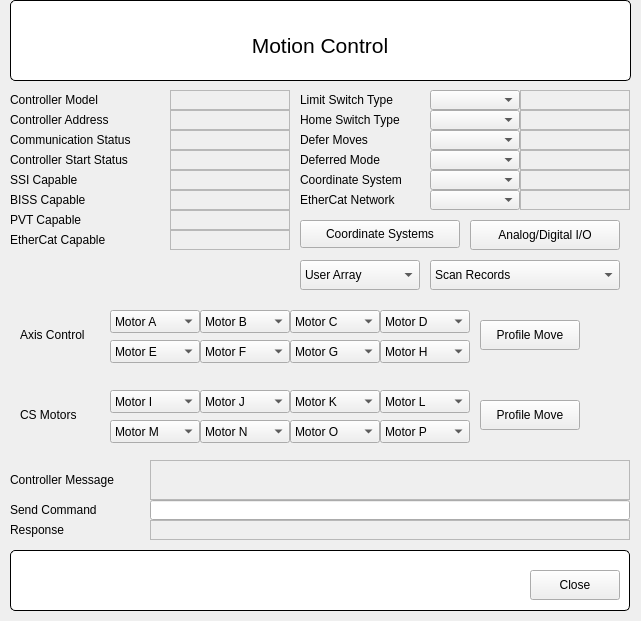
The window that FormGalilController.ui (SESAME-Synchrotron/galil-qt) describes before a commit, drawn with Qt 5.
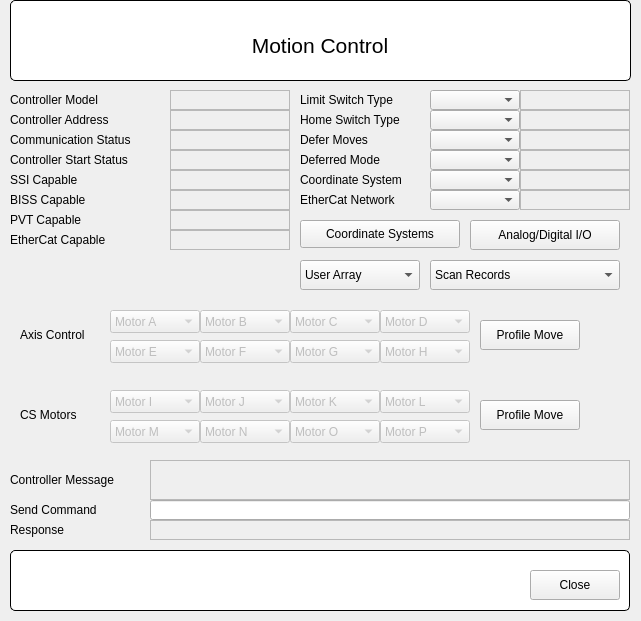
The same window after the commit. Custom widgets are drawn as their Qt base class.

Commit message:
Added check for not-included axis.
FormGalilController.cpp: Modified constructor to check axis strings for not-included motors.
FormGalilController.h: #define MOTORS_COUNT.
FormGalilController.ui: Set motors comboboxes enabled to false by default.

Patch:
```diff
--- a/FormGalilController.ui
+++ b/FormGalilController.ui
@@ -706,6 +706,9 @@
    </property>
   </widget>
   <widget class="QComboBox" name="cbMotorA_1">
+   <property name="enabled">
+    <bool>false</bool>
+   </property>
    <property name="geometry">
     <rect>
      <x>110</x>
@@ -746,6 +749,9 @@
    </item>
   </widget>
   <widget class="QComboBox" name="cbMotorA_2">
+   <property name="enabled">
+    <bool>false</bool>
+   </property>
    <property name="geometry">
     <rect>
      <x>200</x>
@@ -786,6 +792,9 @@
    </item>
   </widget>
   <widget class="QComboBox" name="cbMotorA_3">
+   <property name="enabled">
+    <bool>false</bool>
+   </property>
    <property name="geometry">
     <rect>
      <x>290</x>
@@ -826,6 +835,9 @@
    </item>
   </widget>
   <widget class="QComboBox" name="cbMotorA_4">
+   <property name="enabled">
+    <bool>false</bool>
+   </property>
    <property name="geometry">
     <rect>
      <x>380</x>
@@ -866,6 +878,9 @@
    </item>
   </widget>
   <widget class="QComboBox" name="cbMotorA_5">
+   <property name="enabled">
+    <bool>false</bool>
+   </property>
    <property name="geometry">
     <rect>
      <x>110</x>
@@ -906,6 +921,9 @@
    </item>
   </widget>
   <widget class="QComboBox" name="cbMotorA_6">
+   <property name="enabled">
+    <bool>false</bool>
+   </property>
    <property name="geometry">
     <rect>
      <x>200</x>
@@ -946,6 +964,9 @@
    </item>
   </widget>
   <widget class="QComboBox" name="cbMotorA_7">
+   <property name="enabled">
+    <bool>false</bool>
+   </property>
    <property name="geometry">
     <rect>
      <x>290</x>
@@ -986,6 +1007,9 @@
    </item>
   </widget>
   <widget class="QComboBox" name="cbMotorA_8">
+   <property name="enabled">
+    <bool>false</bool>
+   </property>
    <property name="geometry">
     <rect>
      <x>380</x>
@@ -1052,6 +1076,9 @@
    </property>
   </widget>
   <widget class="QComboBox" name="cbMotorA_9">
+   <property name="enabled">
+    <bool>false</bool>
+   </property>
    <property name="geometry">
     <rect>
      <x>110</x>
@@ -1077,6 +1104,9 @@
    </item>
   </widget>
   <widget class="QComboBox" name="cbMotorA_10">
+   <property name="enabled">
+    <bool>false</bool>
+   </property>
    <property name="geometry">
     <rect>
      <x>200</x>
@@ -1102,6 +1132,9 @@
    </item>
   </widget>
   <widget class="QComboBox" name="cbMotorA_11">
+   <property name="enabled">
+    <bool>false</bool>
+   </property>
    <property name="geometry">
     <rect>
      <x>290</x>
@@ -1127,6 +1160,9 @@
    </item>
   </widget>
   <widget class="QComboBox" name="cbMotorA_12">
+   <property name="enabled">
+    <bool>false</bool>
+   </property>
    <property name="geometry">
     <rect>
      <x>380</x>
@@ -1152,6 +1188,9 @@
    </item>
   </widget>
   <widget class="QComboBox" name="cbMotorA_14">
+   <property name="enabled">
+    <bool>false</bool>
+   </property>
    <property name="geometry">
     <rect>
      <x>200</x>
@@ -1177,6 +1216,9 @@
    </item>
   </widget>
   <widget class="QComboBox" name="cbMotorA_16">
+   <property name="enabled">
+    <bool>false</bool>
+   </property>
    <property name="geometry">
     <rect>
      <x>380</x>
@@ -1202,6 +1244,9 @@
    </item>
   </widget>
   <widget class="QComboBox" name="cbMotorA_13">
+   <property name="enabled">
+    <bool>false</bool>
+   </property>
    <property name="geometry">
     <rect>
      <x>110</x>
@@ -1227,6 +1272,9 @@
    </item>
   </widget>
   <widget class="QComboBox" name="cbMotorA_15">
+   <property name="enabled">
+    <bool>false</bool>
+   </property>
    <property name="geometry">
     <rect>
      <x>290</x>
```
The commit also changes 2 other files.
